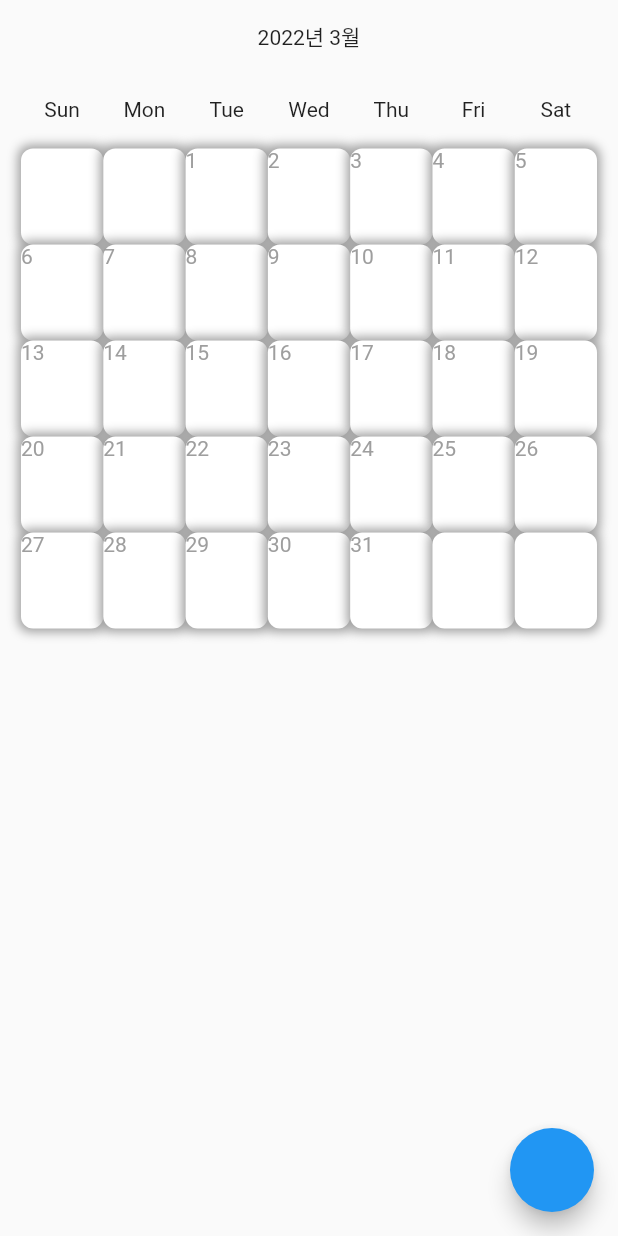
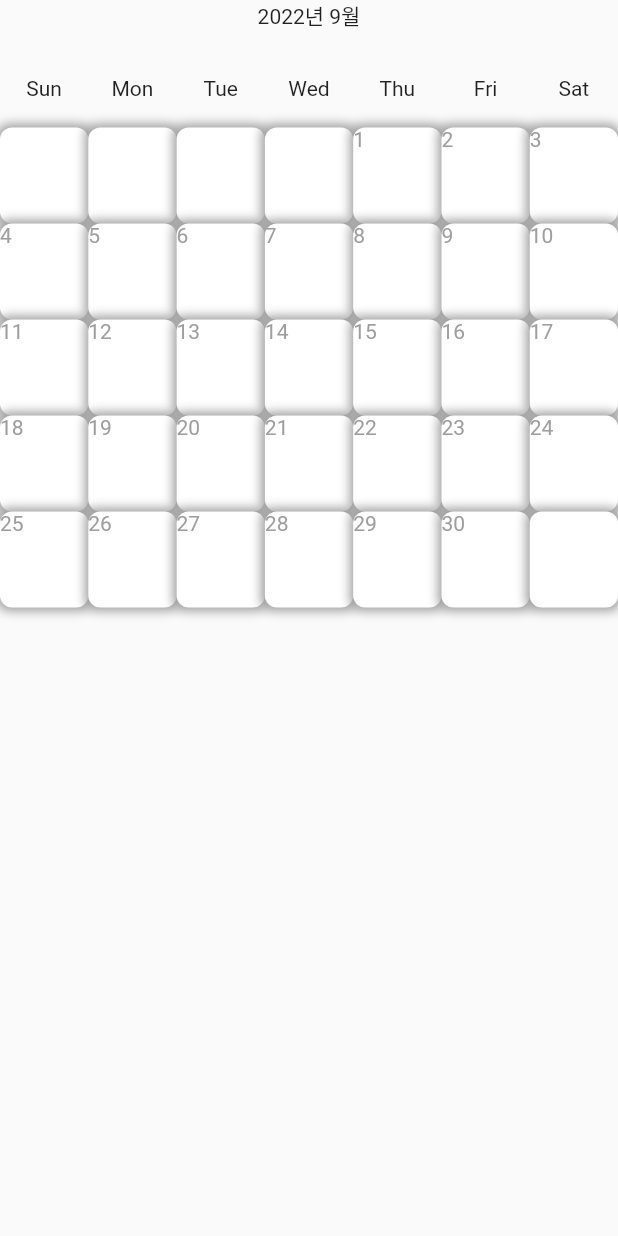
Before and after one commit to the-pool/Mobile_Developement_Scheduler, a Flutter app: the screen it shows after launch, on a phone screen of 412 x 824 dp. Run offline on Flutter 3.47's test engine with Material 2 defaults, Android fonts, the phone set to English and light mode, and no system bars.

Commit message:
Rearrange foldeer structure and bug-fixed: getting quetient

```diff
--- /dev/null
+++ b/lib/components/calendar.dart
@@ -0,0 +1,101 @@
+import 'package:flutter/material.dart';
+import 'package:intl/intl.dart';
+
+class Calendar {
+  // 필요한거:
+  // 선택: 연도/달 -> 디폴트값은 DateTime.now()
+  // 처음과 끝
+  // 달 기준으로 뷰
+  // 날짜/요일 불러오고
+  // 요일기준으로 일월화수목금토 정리
+
+  DateTime nowTime = DateTime.now();
+
+  late DateTime selectedTime = nowTime;
+
+  List<DateTime> getFirstAndLastDays(int year, int month) {
+    DateTime selectedDateTime = DateTime(year, month);
+    debugPrint(selectedDateTime.toString());
+    debugPrint(DateFormat('E').format(selectedDateTime));
+
+    DateTime firstDay = DateTime(year, month);
+    DateTime lastDay = DateTime(year, month + 1, 0);
+
+    return [firstDay, lastDay];
+  }
+
+  // index <-> day name 변환
+  List indexToDay = ['Sun', 'Mon', 'Tue', 'Wed', 'Thu', 'Fri', 'Sat'];
+  int dayToIndex(DateTime day) {
+    String startDateDay = DateFormat('E').format(day);
+    return indexToDay.indexOf(startDateDay);
+  }
+
+  int getNumberOfRows(DateTime startDate, DateTime endDate) {
+    int startDayIndex = dayToIndex(startDate);
+    int endDayNumber = int.parse(DateFormat('dd').format(endDate)); //30 or 31
+
+    int endPoint = startDayIndex + endDayNumber - 1;
+    int quotient = endPoint ~/ 7;
+
+    return quotient + 1;
+  }
+
+  // 필요한 arguments -> NumberOfRows(FirstDay, LastDay에 의해 결정됨),
+  Widget getCalendarTable(int year, int month) {
+    List<DateTime> firstNlastday = getFirstAndLastDays(year, month);
+    DateTime firstDay = firstNlastday[0];
+    DateTime lastDay = firstNlastday[1];
+    int numberOfRows = getNumberOfRows(firstDay, lastDay);
+
+    int startDayIndex = dayToIndex(firstDay);
+
+    debugPrint('startDayIndex = ' + startDayIndex.toString());
+
+    return Column(
+      children: [
+        Text('${year}년 ${month}월'),
+        Table(
+          border: TableBorder.all(color: Colors.transparent),
+          children: [
+            TableRow(children: [
+              for (int k = 0; k < 7; k++)
+                SizedBox(
+                    height: 64,
+                    child: Column(
+                      children: [
+                        SizedBox(height: 30), // <--flex로 추후 변경
+                        Text('${indexToDay[k]}'),
+                      ],
+                    ))
+            ]),
+            for (int i = 0; i < numberOfRows; i++)
+              TableRow(children: [
+                for (int j = 0; j < 7; j++)
+                  Container(
+                    decoration: BoxDecoration(
+                        color: Colors.white,
+                        boxShadow: [
+                          BoxShadow(
+                              color: Colors.grey,
+                              blurRadius: 5.0,
+                              spreadRadius: 2.0)
+                        ],
+                        borderRadius: BorderRadius.circular(8.0)),
+                    height: 64,
+                    child: ((i * 7 + j - startDayIndex) <
+                                int.parse(DateFormat('dd').format(lastDay)) &&
+                            (i * 7 + j - startDayIndex) >= 0)
+                        ? Text(
+                            '${i * 7 + j - startDayIndex + 1}',
+                            style: TextStyle(color: Colors.grey),
+                          )
+                        : Text(''),
+                  ),
+              ]),
+          ],
+        ),
+      ],
+    );
+  }
+}
--- a/lib/main.dart
+++ b/lib/main.dart
@@ -1,122 +1,34 @@
 import 'package:flutter/material.dart';
 import 'package:intl/intl.dart';
+import 'package:timetable/components/Calendar.dart';
 
 void main() {
-  runApp(Calendar());
+  runApp(StartPage());
 }
 
-class Calendar extends StatelessWidget {
-  // 필요한거:
-  // 선택: 연도/달 -> 디폴트값은 DateTime.now()
-  // 처음과 끝
-  // 달 기준으로 뷰
-  // 날짜/요일 불러오고
-  // 요일기준으로 일월화수목금토 정리
-
-  DateTime nowTime = DateTime.now();
-
-  late DateTime selectedTime = nowTime;
-
-  List<DateTime> getFirstAndLastDays(int year, int month) {
-    DateTime selectedDateTime = DateTime(year, month);
-    debugPrint(selectedDateTime.toString());
-    debugPrint(DateFormat('E').format(selectedDateTime));
-
-    DateTime firstDay = DateTime(year, month);
-    DateTime lastDay = DateTime(year, month + 1, 0);
-
-    return [firstDay, lastDay];
-  }
-
-  // index <-> day name 변환
-  List indexToDay = ['Sun', 'Mon', 'Tue', 'Wed', 'Thu', 'Fri', 'Sat'];
-  int dayToIndex(DateTime day) {
-    String startDateDay = DateFormat('E').format(day);
-    return indexToDay.indexOf(startDateDay);
-  }
-
-  int getNumberOfRows(DateTime startDate, DateTime endDate) {
-    int startDayIndex = dayToIndex(startDate);
-    int endDayNumber = int.parse(DateFormat('dd').format(endDate)); //30 or 31
-
-    int endPoint = startDayIndex + endDayNumber;
-    int quotient = endPoint ~/ 7;
-
-    return quotient + 1;
-  }
-
-  // 필요한 arguments -> NumberOfRows(FirstDay, LastDay에 의해 결정됨),
-  Widget getCalendarTable(int year, int month) {
-    List<DateTime> firstNlastday = getFirstAndLastDays(year, month);
-    DateTime firstDay = firstNlastday[0];
-    DateTime lastDay = firstNlastday[1];
-    int numberOfRows = getNumberOfRows(firstDay, lastDay);
-
-    int startDayIndex = dayToIndex(firstDay);
-
-    debugPrint('startDayIndex = ' + startDayIndex.toString());
-
-    return Column(
-      children: [
-        Text('${year}년 ${month}월'),
-        Table(
-          border: TableBorder.all(color: Colors.transparent),
-          children: [
-            TableRow(children: [
-              for (int k = 0; k < 7; k++)
-                SizedBox(
-                    height: 64,
-                    child: Column(
-                      children: [
-                        SizedBox(height: 30), // <--flex로 추후 변경
-                        Text('${indexToDay[k]}'),
-                      ],
-                    ))
-            ]),
-            for (int i = 0; i < numberOfRows; i++)
-              TableRow(children: [
-                for (int j = 0; j < 7; j++)
-                  Container(
-                    decoration: BoxDecoration(
-                        color: Colors.white,
-                        boxShadow: [
-                          BoxShadow(
-                              color: Colors.grey,
-                              blurRadius: 5.0,
-                              spreadRadius: 2.0)
-                        ],
-                        borderRadius: BorderRadius.circular(8.0)),
-                    height: 64,
-                    child: ((i * 7 + j - startDayIndex) <
-                                int.parse(DateFormat('dd').format(lastDay)) &&
-                            (i * 7 + j - startDayIndex) >= 0)
-                        ? Text(
-                            '${i * 7 + j - startDayIndex + 1}',
-                            style: TextStyle(color: Colors.grey),
-                          )
-                        : Text(''),
-                  ),
-              ]),
-          ],
-        ),
-      ],
-    );
-  }
+class StartPage extends StatelessWidget {
+  const StartPage({super.key});
 
   @override
   Widget build(BuildContext context) {
-    return MaterialApp(
-        home: Scaffold(
-            body: Center(
-              child: Padding(
-                  padding: EdgeInsets.all(14.0),
-                  child: getCalendarTable(2022, 3)),
-            ),
-            floatingActionButton: FloatingActionButton(
-              onPressed: () {
-                getFirstAndLastDays(2022, 3);
-              },
-            )));
+    return MaterialApp(home: MainPage());
+  }
+}
+
+class MainPage extends StatefulWidget {
+  const MainPage({super.key});
+
+  @override
+  State<MainPage> createState() => _MainPageState();
+}
+
+class _MainPageState extends State<MainPage> {
+  Calendar calendarInstance = Calendar();
+
+  @override
+  Widget build(BuildContext context) {
+    return Scaffold(
+        body: Container(child: calendarInstance.getCalendarTable(2022, 9)));
   }
 }
 
```
